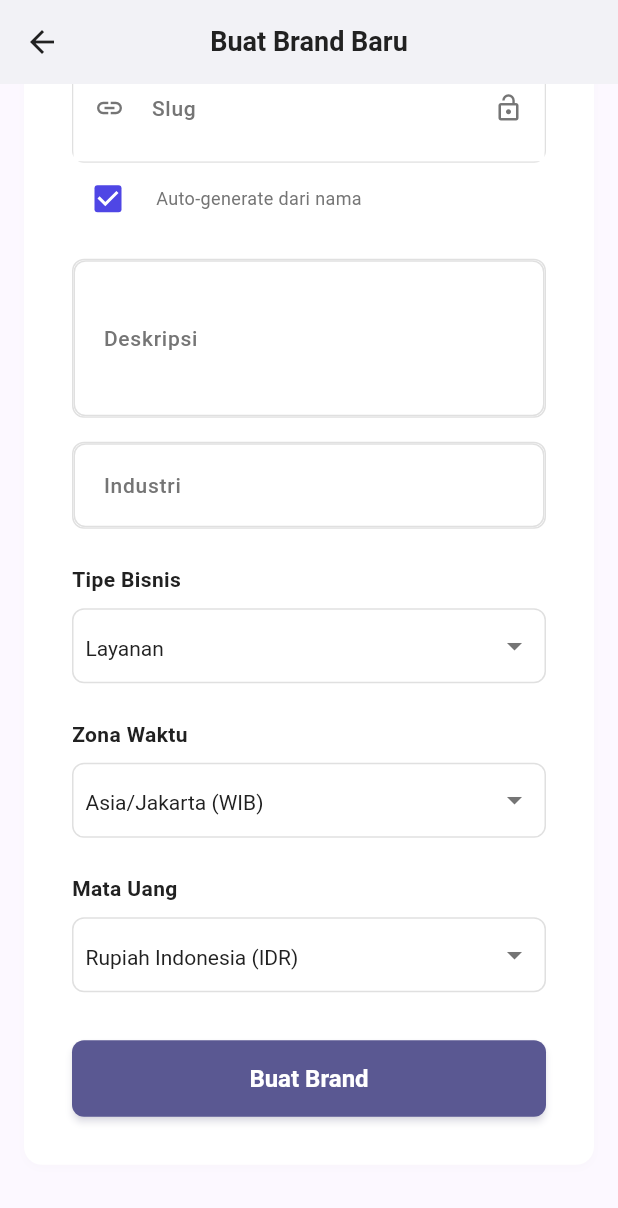
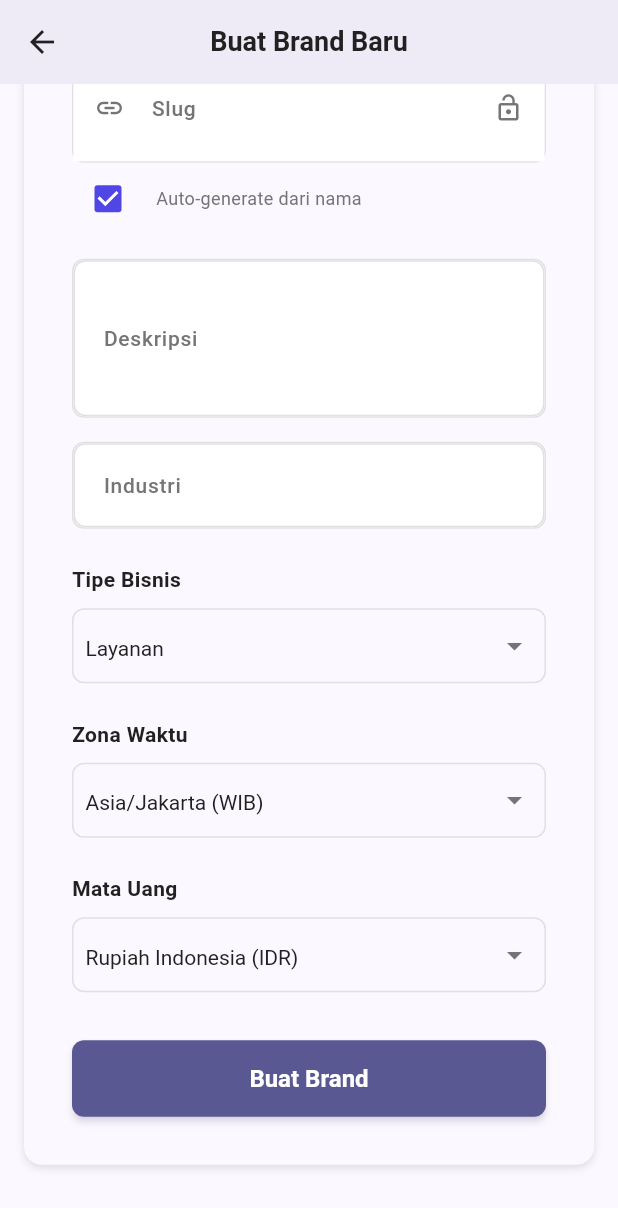
Before and after one commit to ajianaz/usago-flutter, a Flutter app: the CreateBrandView screen opened directly, scrolled down 346 dp, on a phone screen of 412 x 824 dp. Shown: the top 1208 px of the screen. Run offline on Flutter 3.47's test engine with Material 3 defaults, Android fonts, the phone set to English and light mode, and no system bars; our stand-ins replace auto_route, dio, equatable, flutter_bloc, font_awesome_flutter, fpdart and 4 more; accounts and stored records are empty; generated files the repository leaves out were written again; network calls fail.

Commit message:
refactor(brand): replace hardcoded colors with theme-aware alternatives

```diff
--- a/lib/features/brand/presentation/pages/brand_invitation_list_page.dart
+++ b/lib/features/brand/presentation/pages/brand_invitation_list_page.dart
@@ -329,7 +329,7 @@ class _BrandInvitationListViewState extends State<BrandInvitationListView>
               border: Border.all(color: AppColors.border),
               boxShadow: [
                 BoxShadow(
-                  color: Colors.black12,
+                  color: Theme.of(context).shadowColor.withValues(alpha: 0.12),
                   blurRadius: UIConstants.elevationCard,
                   offset: const Offset(0, 2),
                 ),
--- a/lib/features/brand/presentation/pages/brand_selection_page.dart
+++ b/lib/features/brand/presentation/pages/brand_selection_page.dart
@@ -186,7 +186,7 @@ class _BrandSelectionViewState extends State<BrandSelectionView> {
                 border: Border.all(color: AppColors.border),
                 boxShadow: [
                   BoxShadow(
-                    color: Colors.black12,
+                    color: Theme.of(context).shadowColor.withValues(alpha: 0.12),
                     blurRadius: UIConstants.elevationCard,
                     offset: const Offset(0, 2),
                   ),
--- a/lib/features/brand/presentation/pages/brand_stats_page.dart
+++ b/lib/features/brand/presentation/pages/brand_stats_page.dart
@@ -139,7 +139,7 @@ class BrandStatsPage extends StatelessWidget {
         border: Border.all(color: AppColors.border),
         boxShadow: [
           BoxShadow(
-            color: Colors.black12,
+            color: Theme.of(context).shadowColor.withValues(alpha: 0.12),
             blurRadius: UIConstants.elevationCard,
             offset: const Offset(0, 2),
           ),
@@ -388,7 +388,7 @@ class BrandStatsPage extends StatelessWidget {
         border: Border.all(color: AppColors.border),
         boxShadow: [
           BoxShadow(
-            color: Colors.black12,
+            color: Theme.of(context).shadowColor.withValues(alpha: 0.12),
             blurRadius: UIConstants.elevationCard,
             offset: const Offset(0, 2),
           ),
--- a/lib/features/brand/presentation/pages/brand_transfer_page.dart
+++ b/lib/features/brand/presentation/pages/brand_transfer_page.dart
@@ -131,7 +131,7 @@ class _BrandTransferPageState extends State<BrandTransferPage> {
               border: Border.all(color: AppColors.border),
               boxShadow: [
                 BoxShadow(
-                  color: Colors.black12,
+                  color: Theme.of(context).shadowColor.withValues(alpha: 0.12),
                   blurRadius: UIConstants.elevationCard,
                   offset: const Offset(0, 2),
                 ),
--- a/lib/features/brand/presentation/pages/create_brand_page.dart
+++ b/lib/features/brand/presentation/pages/create_brand_page.dart
@@ -79,7 +79,7 @@ class _CreateBrandViewState extends State<CreateBrandView> {
           ),
         ),
         centerTitle: true,
-        backgroundColor: AppColors.surface,
+        backgroundColor: Theme.of(context).scaffoldBackgroundColor,
         elevation: 0,
         leading: IconButton(
           icon: const Icon(
@@ -160,11 +160,11 @@ class _CreateBrandViewState extends State<CreateBrandView> {
               width: double.infinity,
               padding: EdgeInsets.all(isMobile ? UIConstants.paddingDefault : UIConstants.paddingExtraLarge),
               decoration: BoxDecoration(
-                color: AppColors.surface,
+                color: Theme.of(context).cardColor,
                 borderRadius: BorderRadius.circular(UIConstants.borderRadiusLarge),
                 boxShadow: [
                   BoxShadow(
-                    color: AppColors.border.withValues(alpha: 0.12),
+                    color: Theme.of(context).shadowColor.withValues(alpha: 0.12),
                     blurRadius: UIConstants.elevationCard,
                     offset: const Offset(0, 2),
                   ),
--- a/lib/features/brand/presentation/pages/edit_brand_page.dart
+++ b/lib/features/brand/presentation/pages/edit_brand_page.dart
@@ -207,7 +207,7 @@ class _EditBrandViewState extends State<EditBrandView> {
                 borderRadius: BorderRadius.circular(UIConstants.borderRadiusLarge),
                 boxShadow: [
                   BoxShadow(
-                    color: Colors.black12,
+                    color: Theme.of(context).shadowColor.withValues(alpha: 0.12),
                     blurRadius: UIConstants.elevationCard,
                     offset: const Offset(0, 2),
                   ),
--- a/lib/features/brand/presentation/widgets/brand_card.dart
+++ b/lib/features/brand/presentation/widgets/brand_card.dart
@@ -48,7 +48,7 @@ class BrandCard extends StatelessWidget {
 
     return Card(
       elevation: isActive ? 8 : 2,
-      shadowColor: isActive ? AppColors.primary.withOpacity(0.3) : Colors.black12,
+      shadowColor: isActive ? AppColors.primary.withOpacity(0.3) : Theme.of(context).shadowColor.withValues(alpha: 0.12),
       shape: RoundedRectangleBorder(
         borderRadius: BorderRadius.circular(16),
         side: BorderSide(
--- a/lib/features/brand/presentation/widgets/brand_selector.dart
+++ b/lib/features/brand/presentation/widgets/brand_selector.dart
@@ -131,7 +131,7 @@ class BrandSelector extends StatelessWidget {
         border: Border.all(color: AppColors.border),
         boxShadow: [
           BoxShadow(
-            color: Colors.black12,
+            color: Theme.of(context).shadowColor.withValues(alpha: 0.12),
             blurRadius: 8,
             offset: const Offset(0, 2),
           ),
--- a/lib/features/brand/presentation/widgets/create_brand_form.dart
+++ b/lib/features/brand/presentation/widgets/create_brand_form.dart
@@ -510,7 +510,7 @@ class DropdownButtonHideUnderline<T> extends StatelessWidget {
       underline: Container(),
       isExpanded: true,
       style: AppTextStyles.bodyMedium,
-      dropdownColor: AppColors.surface,
+      dropdownColor: Theme.of(context).cardColor,
       icon: Icon(
         Icons.arrow_drop_down,
         color: AppColors.textSecondary,
```
Also changed, not shown: lib/features/brand/presentation/services/brand_navigation_service.dart (+4 -3 lines).
